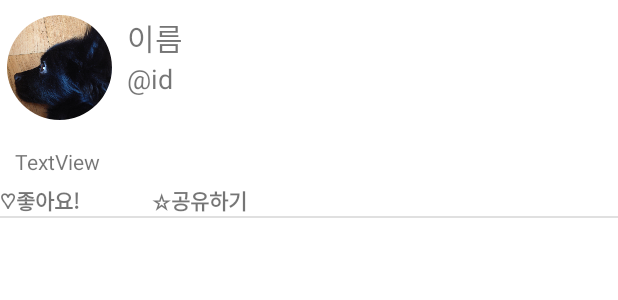
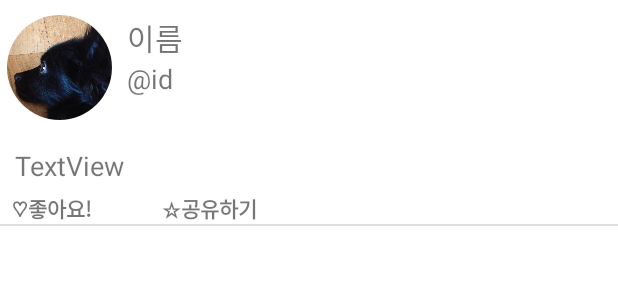
Before and after one commit to Yang58/Pet-Ramble-App, an Android app: the layout fragment_community_detail_view.xml on its own in the app's theme, with its tools: preview values and no code run, on a phone screen of 412 x 824 dp. Shown: the top 300 px of the screen. Run offline under Robolectric (Android 15) with nearby library versions, the phone set to English and light mode, and no system bars.

Commit message:
텍스트 자동 크기조절 외
텍스트 최적화

```diff
--- a/app/src/main/res/layout/fragment_community_detail_view.xml
+++ b/app/src/main/res/layout/fragment_community_detail_view.xml
@@ -65,7 +65,8 @@
                         android:layout_height="wrap_content"
                         android:duplicateParentState="true"
                         android:text="@id"
-                        android:textSize="18sp" />
+                        android:textSize="18sp"
+                        app:autoSizeTextType="uniform" />
                 </LinearLayout>
 
             </LinearLayout>
@@ -79,7 +80,8 @@
                 android:layout_marginEnd="5dp"
                 android:duplicateParentState="true"
                 android:paddingRight="7dp"
-                android:text="TextView" />
+                android:text="TextView"
+                android:textSize="18sp" />
 
             <FrameLayout
                 android:id="@+id/cm_detail_container_gallary"
@@ -93,6 +95,7 @@
             <LinearLayout
                 android:layout_width="match_parent"
                 android:layout_height="match_parent"
+                android:layout_marginLeft="5dp"
                 android:layout_marginTop="5dp"
                 android:orientation="horizontal">
 
```
